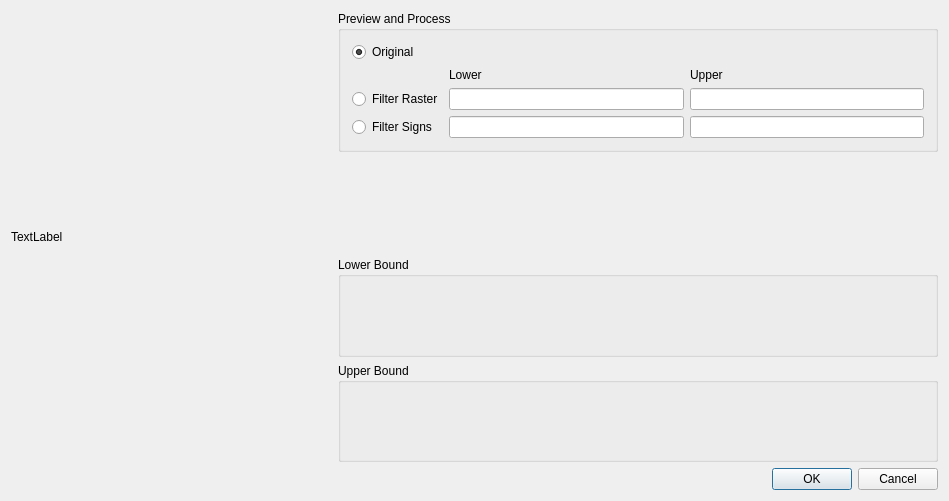
Above: SymbolScanner/WinImageFilterOptions.ui from veeman/SymbolScanner before the change. Below: the same form after it.
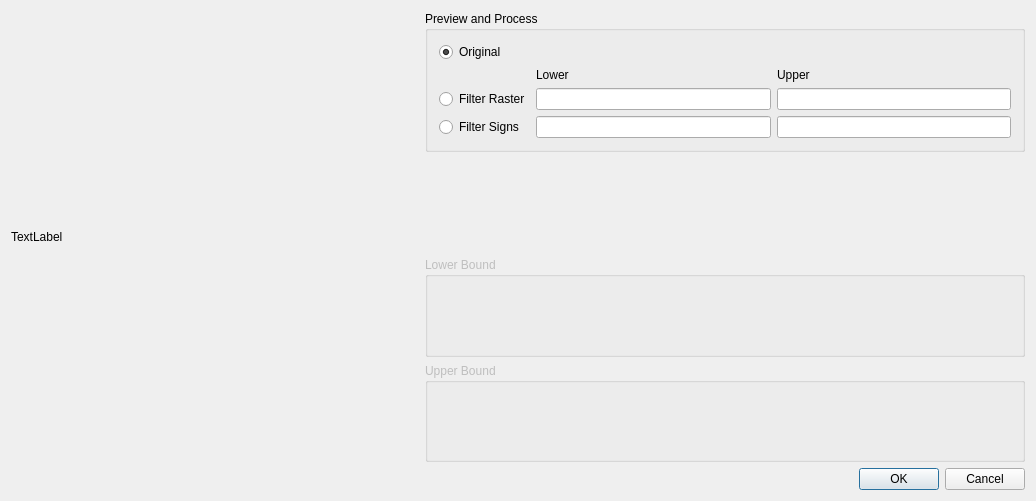
That is the form after the change. Custom widgets are drawn as their Qt base class.

Commit message: change filter control structure

The edit to the form file:
```diff
--- a/SymbolScanner/WinImageFilterOptions.ui
+++ b/SymbolScanner/WinImageFilterOptions.ui
@@ -6,7 +6,7 @@
    <rect>
     <x>0</x>
     <y>0</y>
-    <width>949</width>
+    <width>1036</width>
     <height>501</height>
    </rect>
   </property>
@@ -136,6 +136,9 @@
         </item>
         <item>
          <widget class="QGroupBox" name="groupBoxLower">
+          <property name="enabled">
+           <bool>false</bool>
+          </property>
           <property name="sizePolicy">
            <sizepolicy hsizetype="Expanding" vsizetype="Expanding">
             <horstretch>0</horstretch>
@@ -154,6 +157,9 @@
         </item>
         <item>
          <widget class="QGroupBox" name="groupBoxUpper">
+          <property name="enabled">
+           <bool>false</bool>
+          </property>
           <property name="sizePolicy">
            <sizepolicy hsizetype="Expanding" vsizetype="Expanding">
             <horstretch>0</horstretch>
```
The commit also changes 1 other file.
